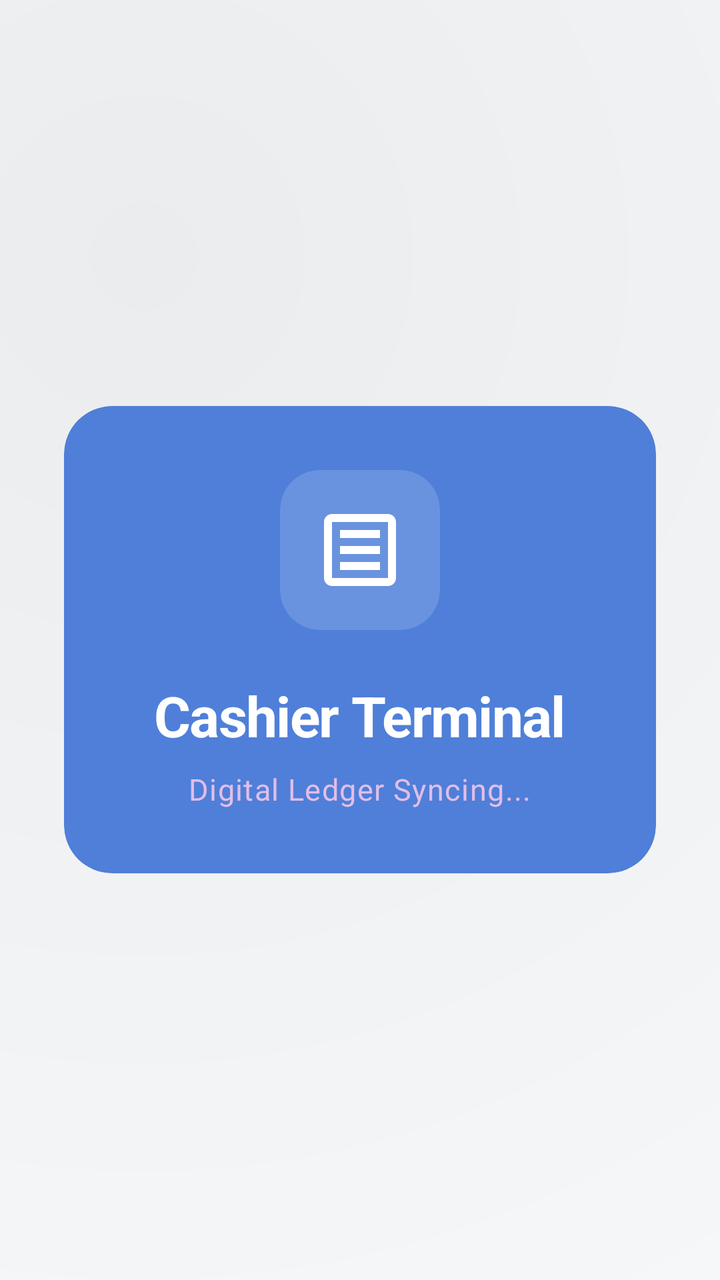
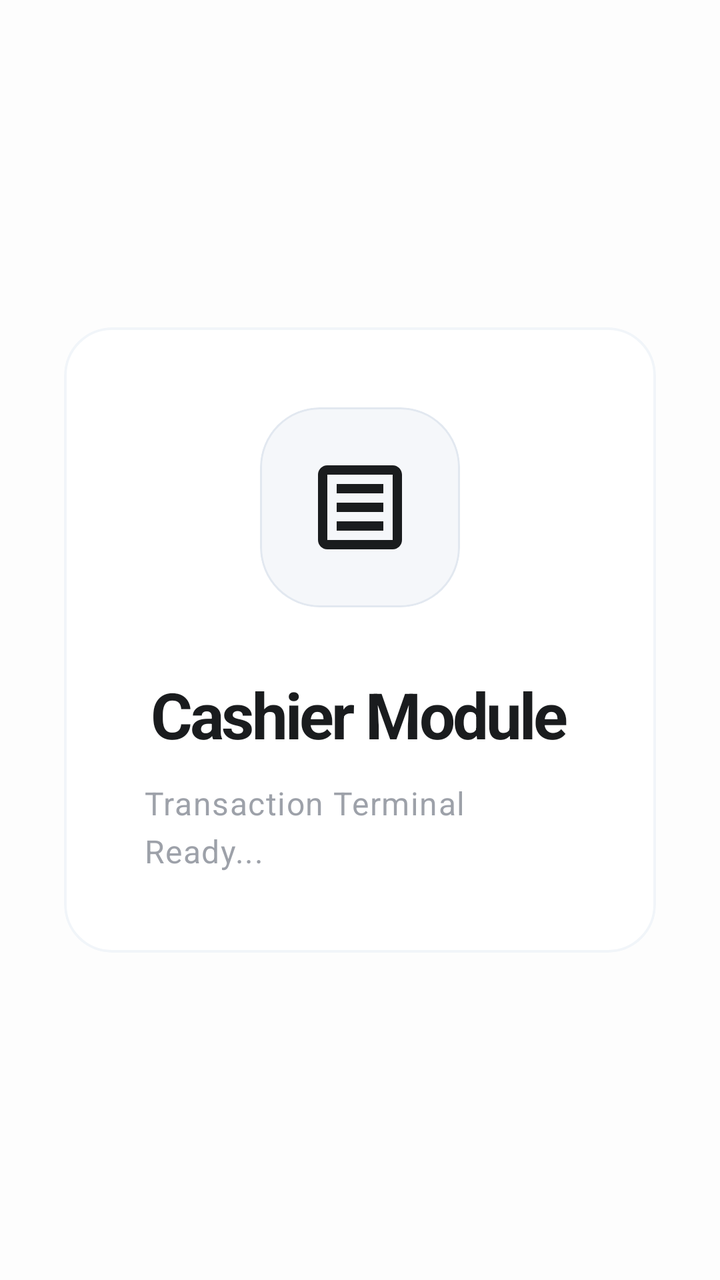

Before-and-after screenshots of an Android layout around one commit, followed by the original layout XML and the change that was made.
<!-- AndroidManifest.xml: application theme Theme.KasirAPP -->
<!-- res/layout/activity_dashboard_cashier.xml -->
<?xml version="1.0" encoding="utf-8"?>
<androidx.coordinatorlayout.widget.CoordinatorLayout
    xmlns:android="http://schemas.android.com/apk/res/android"
    xmlns:app="http://schemas.android.com/apk/res-auto"
    android:id="@+id/main"
    android:layout_width="match_parent"
    android:layout_height="match_parent"
    android:fitsSystemWindows="true"
    android:background="@drawable/bg_liquid_purple_gradient">

    <LinearLayout
        android:layout_width="match_parent"
        android:layout_height="wrap_content"
        android:layout_gravity="center"
        android:padding="32dp"
        android:orientation="vertical">

        <com.google.android.material.card.MaterialCardView
            style="@style/Widget.App.BentoCard"
            android:layout_width="match_parent"
            android:layout_height="wrap_content"
            app:cardBackgroundColor="@color/bento_blue"
            app:cardElevation="0dp">

            <LinearLayout
                android:layout_width="match_parent"
                android:layout_height="wrap_content"
                android:orientation="vertical"
                android:padding="32dp"
                android:gravity="center">

                <com.google.android.material.card.MaterialCardView
                    style="@style/Widget.App.Card"
                    android:layout_width="80dp"
                    android:layout_height="80dp"
                    app:cardCornerRadius="20dp"
                    app:cardElevation="0dp"
                    app:cardBackgroundColor="#26FFFFFF">
                    <ImageView
                        android:layout_width="48dp"
                        android:layout_height="48dp"
                        android:layout_gravity="center"
                        android:src="@drawable/ic_transaction"
                        app:tint="@color/white" />
                </com.google.android.material.card.MaterialCardView>

                <TextView
                    style="@style/TextAppearance.Premium.HeadlineLarge"
                    android:layout_width="wrap_content"
                    android:layout_height="wrap_content"
                    android:layout_marginTop="24dp"
                    android:text="Cashier Terminal"
                    android:textColor="@color/white"
                    android:textStyle="bold" />

                <TextView
                    style="@style/TextAppearance.Premium.BodyLarge"
                    android:layout_width="wrap_content"
                    android:layout_height="wrap_content"
                    android:layout_marginTop="8dp"
                    android:text="Digital Ledger Syncing..."
                    android:textColor="#E1BEE7" />

            </LinearLayout>
        </com.google.android.material.card.MaterialCardView>

    </LinearLayout>

</androidx.coordinatorlayout.widget.CoordinatorLayout>
<!-- resources referenced by this layout -->
<resources>
  <color name="bento_blue">#4F7FD9</color>
  <!-- drawable bg_liquid_purple_gradient (drawable) -->
  <?xml version="1.0" encoding="utf-8"?>
  <layer-list xmlns:android="http://schemas.android.com/apk/res/android">
      
      <item>
          <shape android:shape="rectangle">
              <solid android:color="?android:attr/windowBackground" />
          </shape>
      </item>
  
      
      <item>
          <shape android:shape="rectangle">
              <gradient
                  android:angle="135"
                  android:centerX="20%"
                  android:centerY="20%"
                  android:endColor="@android:color/transparent"
                  android:gradientRadius="700dp"
                  android:startColor="#0D000000"
                  android:type="radial" />
          </shape>
      </item>
  
      
      <item>
          <shape android:shape="rectangle">
              <gradient
                  android:angle="315"
                  android:centerX="80%"
                  android:centerY="80%"
                  android:endColor="@android:color/transparent"
                  android:gradientRadius="600dp"
                  android:startColor="#05FFFFFF"
                  android:type="radial" />
          </shape>
      </item>
  </layer-list>
  <style name="TextAppearance.Premium.BodyLarge" parent="TextAppearance.Material3.BodyLarge">
          <item name="android:textSize">15sp</item>
          <item name="android:fontFamily">sans-serif</item>
          <item name="android:lineSpacingExtra">3dp</item>
          <item name="android:textColor">?attr/colorOnSurfaceVariant</item>
      </style>
  <style name="TextAppearance.Premium.HeadlineLarge" parent="TextAppearance.Material3.HeadlineLarge">
          <item name="android:textSize">28sp</item>
          <item name="android:fontFamily">sans-serif-medium</item>
          <item name="android:letterSpacing">-0.02</item>
          <item name="android:textColor">?attr/colorOnSurface</item>
      </style>
  <style name="Widget.App.BentoCard" parent="Widget.Material3.CardView.Filled">
          <item name="cardCornerRadius">24dp</item>
          <item name="cardElevation">0dp</item>
          <item name="strokeWidth">0dp</item>
      </style>
  <style name="Widget.App.Card" parent="Widget.Material3.CardView.Filled">
          <item name="cardCornerRadius">24dp</item>
          <item name="cardElevation">0dp</item>
          <item name="strokeWidth">0dp</item>
          <item name="android:background">@drawable/bg_liquid_glass</item>
          <item name="cardBackgroundColor">@android:color/transparent</item>
      </style>
  <color name="on_surface">#202124</color>
  <!-- drawable bg_liquid_glass (drawable) -->
  <?xml version="1.0" encoding="utf-8"?>
  <layer-list xmlns:android="http://schemas.android.com/apk/res/android">
      
      <item>
          <shape android:shape="rectangle">
              <solid android:color="#0D000000" />
              <corners android:radius="24dp" />
          </shape>
      </item>
  
      
      <item android:bottom="1dp" android:left="1dp" android:right="1dp" android:top="1dp">
          <shape android:shape="rectangle">
              <gradient
                  android:angle="135"
                  android:startColor="#26FFFFFF"
                  android:endColor="#0DFFFFFF"
                  android:type="linear" />
              <corners android:radius="24dp" />
          </shape>
      </item>
  
      
      <item>
          <shape android:shape="rectangle">
              <gradient
                  android:centerX="80%"
                  android:centerY="20%"
                  android:gradientRadius="120dp"
                  android:startColor="#1AFFFFFF"
                  android:endColor="@android:color/transparent"
                  android:type="radial" />
              <corners android:radius="24dp" />
          </shape>
      </item>
  
      
      <item>
          <shape android:shape="rectangle">
              <gradient
                  android:centerX="20%"
                  android:centerY="80%"
                  android:gradientRadius="150dp"
                  android:startColor="#0D000000"
                  android:endColor="@android:color/transparent"
                  android:type="radial" />
              <corners android:radius="24dp" />
          </shape>
      </item>
  
      
      <item>
          <shape android:shape="rectangle">
              <solid android:color="@android:color/transparent" />
              <corners android:radius="24dp" />
              <stroke
                  android:width="1.2dp"
                  android:color="#26FFFFFF" />
          </shape>
      </item>
  </layer-list>
  <style name="Base.Theme.KasirAPP" parent="Theme.Material3.Light.NoActionBar">
          
          <item name="colorPrimary">@color/primary</item>
          <item name="colorOnPrimary">@color/on_primary</item>
          <item name="colorPrimaryContainer">@color/primary_container</item>
          <item name="colorOnPrimaryContainer">@color/on_primary_container</item>
  
          <item name="colorSecondary">@color/secondary</item>
          <item name="colorOnSecondary">@color/on_secondary</item>
          <item name="colorSecondaryContainer">@color/secondary_container</item>
          <item name="colorOnSecondaryContainer">@color/on_secondary_container</item>
  
          <item name="android:windowBackground">@color/background</item>
          <item name="colorSurface">@color/surface</item>
          <item name="colorOnSurface">@color/on_surface</item>
          <item name="colorSurfaceVariant">@color/surface_variant</item>
          <item name="colorOnSurfaceVariant">@color/on_surface_variant</item>
          <item name="colorOutline">@color/outline</item>
  
          
          <item name="android:statusBarColor">@android:color/transparent</item>
          <item name="android:windowLightStatusBar">true</item>
          <item name="android:navigationBarColor">@android:color/transparent</item>
          <item name="android:windowLightNavigationBar" tools:targetApi="27">true</item>
  
          
          <item name="materialCardViewStyle">@style/Widget.App.Card</item>
          <item name="materialButtonStyle">@style/Widget.App.Button</item>
          <item name="textInputStyle">@style/Widget.App.TextInputLayout</item>
  
          
          <item name="textAppearanceHeadlineLarge">@style/TextAppearance.Premium.HeadlineLarge</item>
          <item name="textAppearanceTitleLarge">@style/TextAppearance.Premium.TitleLarge</item>
          <item name="textAppearanceBodyLarge">@style/TextAppearance.Premium.BodyLarge</item>
          <item name="textAppearanceLabelLarge">@style/TextAppearance.Premium.LabelLarge</item>
      </style>
  <color name="primary">#202124</color>
  <color name="primary_container">#F5F6FA</color>
  <color name="on_primary_container">#202124</color>
  <color name="secondary">#625B71</color>
  <color name="secondary_container">#F8F9FA</color>
  <color name="on_secondary_container">#202124</color>
  <color name="background">#F8F9FA</color>
  <color name="surface_variant">#EDEDF5</color>
  <color name="on_surface_variant">#202124</color>
  <color name="outline">#CCCCCC</color>
  <style name="Widget.App.Button" parent="Widget.Material3.Button.TonalButton">
          <item name="cornerRadius">16dp</item>
          <item name="android:background">@drawable/bg_liquid_glass</item>
          <item name="android:insetTop">0dp</item>
          <item name="android:insetBottom">0dp</item>
          <item name="android:textColor">?attr/colorOnSurface</item>
      </style>
  <style name="Widget.App.TextInputLayout" parent="Widget.Material3.TextInputLayout.OutlinedBox">
          <item name="boxCornerRadiusTopStart">16dp</item>
          <item name="boxCornerRadiusTopEnd">16dp</item>
          <item name="boxCornerRadiusBottomStart">16dp</item>
          <item name="boxCornerRadiusBottomEnd">16dp</item>
          <item name="boxStrokeColor">?attr/colorOutline</item>
          <item name="boxStrokeWidth">1.2dp</item>
          <item name="boxStrokeWidthFocused">2dp</item>
          <item name="android:textColorHint">?attr/colorOnSurfaceVariant</item>
      </style>
  <style name="TextAppearance.Premium.TitleLarge" parent="TextAppearance.Material3.TitleLarge">
          <item name="android:textSize">20sp</item>
          <item name="android:fontFamily">sans-serif-medium</item>
          <item name="android:textColor">?attr/colorOnSurface</item>
      </style>
  <style name="TextAppearance.Premium.LabelLarge" parent="TextAppearance.Material3.LabelLarge">
          <item name="android:textSize">14sp</item>
          <item name="android:fontFamily">sans-serif-medium</item>
          <item name="android:letterSpacing">0.02</item>
          <item name="android:textColor">?attr/colorSecondary</item>
      </style>
  <!-- unchanged entries left out for length: 6 -->
</resources>

<!-- the commit's change to res/layout/activity_dashboard_cashier.xml (unified diff, before → after) -->
@@ -2,11 +2,9 @@
 <androidx.coordinatorlayout.widget.CoordinatorLayout
     xmlns:android="http://schemas.android.com/apk/res/android"
     xmlns:app="http://schemas.android.com/apk/res-auto"
-    android:id="@+id/main"
     android:layout_width="match_parent"
     android:layout_height="match_parent"
-    android:fitsSystemWindows="true"
-    android:background="@drawable/bg_liquid_purple_gradient">
+    android:background="@color/background">
 
     <LinearLayout
         android:layout_width="match_parent"
@@ -16,50 +14,46 @@
         android:orientation="vertical">
 
         <com.google.android.material.card.MaterialCardView
-            style="@style/Widget.App.BentoCard"
+            style="@style/Widget.App.Card.Solid"
             android:layout_width="match_parent"
-            android:layout_height="wrap_content"
-            app:cardBackgroundColor="@color/bento_blue"
-            app:cardElevation="0dp">
+            android:layout_height="wrap_content">
 
             <LinearLayout
                 android:layout_width="match_parent"
                 android:layout_height="wrap_content"
                 android:orientation="vertical"
-                android:padding="32dp"
+                android:padding="40dp"
                 android:gravity="center">
 
                 <com.google.android.material.card.MaterialCardView
-                    style="@style/Widget.App.Card"
-                    android:layout_width="80dp"
-                    android:layout_height="80dp"
-                    app:cardCornerRadius="20dp"
+                    android:layout_width="100dp"
+                    android:layout_height="100dp"
+                    app:cardCornerRadius="30dp"
                     app:cardElevation="0dp"
-                    app:cardBackgroundColor="#26FFFFFF">
+                    app:cardBackgroundColor="@color/surface_variant">
                     <ImageView
-                        android:layout_width="48dp"
-                        android:layout_height="48dp"
+                        android:layout_width="56dp"
+                        android:layout_height="56dp"
                         android:layout_gravity="center"
                         android:src="@drawable/ic_transaction"
-                        app:tint="@color/white" />
+                        app:tint="@color/primary" />
                 </com.google.android.material.card.MaterialCardView>
 
                 <TextView
-                    style="@style/TextAppearance.Premium.HeadlineLarge"
+                    style="@style/TextAppearance.App.HeadlineLarge"
                     android:layout_width="wrap_content"
                     android:layout_height="wrap_content"
-                    android:layout_marginTop="24dp"
-                    android:text="Cashier Terminal"
-                    android:textColor="@color/white"
+                    android:layout_marginTop="32dp"
+                    android:text="Cashier Module"
                     android:textStyle="bold" />
 
                 <TextView
-                    style="@style/TextAppearance.Premium.BodyLarge"
+                    style="@style/TextAppearance.App.BodyLarge"
                     android:layout_width="wrap_content"
                     android:layout_height="wrap_content"
-                    android:layout_marginTop="8dp"
-                    android:text="Digital Ledger Syncing..."
-                    android:textColor="#E1BEE7" />
+                    android:layout_marginTop="12dp"
+                    android:text="Transaction Terminal Ready..."
+                    android:alpha="0.6" />
 
             </LinearLayout>
         </com.google.android.material.card.MaterialCardView>
<!-- resource entries referenced after the edit -->
@@ -1,117 +1,39 @@
 <!-- resources referenced by this layout -->
 <resources>
-  <color name="bento_blue">#4F7FD9</color>
-  <!-- drawable bg_liquid_purple_gradient (drawable) -->
-  <?xml version="1.0" encoding="utf-8"?>
-  <layer-list xmlns:android="http://schemas.android.com/apk/res/android">
-      
-      <item>
-          <shape android:shape="rectangle">
-              <solid android:color="?android:attr/windowBackground" />
-          </shape>
-      </item>
-  
-      
-      <item>
-          <shape android:shape="rectangle">
-              <gradient
-                  android:angle="135"
-                  android:centerX="20%"
-                  android:centerY="20%"
-                  android:endColor="@android:color/transparent"
-                  android:gradientRadius="700dp"
-                  android:startColor="#0D000000"
-                  android:type="radial" />
-          </shape>
-      </item>
-  
-      
-      <item>
-          <shape android:shape="rectangle">
-              <gradient
-                  android:angle="315"
-                  android:centerX="80%"
-                  android:centerY="80%"
-                  android:endColor="@android:color/transparent"
-                  android:gradientRadius="600dp"
-                  android:startColor="#05FFFFFF"
-                  android:type="radial" />
-          </shape>
-      </item>
-  </layer-list>
-  <style name="TextAppearance.Premium.BodyLarge" parent="TextAppearance.Material3.BodyLarge">
-          <item name="android:textSize">15sp</item>
-          <item name="android:fontFamily">sans-serif</item>
-          <item name="android:lineSpacingExtra">3dp</item>
-          <item name="android:textColor">?attr/colorOnSurfaceVariant</item>
-      </style>
-  <style name="TextAppearance.Premium.HeadlineLarge" parent="TextAppearance.Material3.HeadlineLarge">
-          <item name="android:textSize">28sp</item>
-          <item name="android:fontFamily">sans-serif-medium</item>
-          <item name="android:letterSpacing">-0.02</item>
-          <item name="android:textColor">?attr/colorOnSurface</item>
-      </style>
-  <style name="Widget.App.BentoCard" parent="Widget.Material3.CardView.Filled">
-          <item name="cardCornerRadius">24dp</item>
+  <style name="Widget.App.Card" parent="Widget.Material3.CardView.Filled">
+          <item name="cardCornerRadius">28dp</item>
           <item name="cardElevation">0dp</item>
-          <item name="strokeWidth">0dp</item>
-      </style>
-  <style name="Widget.App.Card" parent="Widget.Material3.CardView.Filled">
-          <item name="cardCornerRadius">24dp</item>
-          <item name="cardElevation">0dp</item>
-          <item name="strokeWidth">0dp</item>
+          <item name="strokeWidth">1dp</item>
+          <item name="strokeColor">@color/outline</item>
           <item name="android:background">@drawable/bg_liquid_glass</item>
           <item name="cardBackgroundColor">@android:color/transparent</item>
+          <item name="android:clickable">true</item>
+          <item name="android:focusable">true</item>
+          <item name="android:foreground">?attr/selectableItemBackground</item>
+          <item name="rippleColor">#1A000000</item>
       </style>
-  <color name="on_surface">#202124</color>
+  <style name="Widget.App.Button.Primary" parent="Widget.App.Button">
+          <item name="backgroundTint">@color/primary</item>
+          <item name="android:textColor">@color/white</item>
+          <item name="rippleColor">#33FFFFFF</item>
+      </style>
+  <color name="on_surface">#1A1C1E</color>
   <!-- drawable bg_liquid_glass (drawable) -->
   <?xml version="1.0" encoding="utf-8"?>
   <layer-list xmlns:android="http://schemas.android.com/apk/res/android">
       
       <item>
           <shape android:shape="rectangle">
-              <solid android:color="#0D000000" />
-              <corners android:radius="24dp" />
+              <solid android:color="#08000000" />
+              <corners android:radius="28dp" />
           </shape>
       </item>
   
       
-      <item android:bottom="1dp" android:left="1dp" android:right="1dp" android:top="1dp">
+      <item android:bottom="0.5dp" android:left="0.5dp" android:right="0.5dp" android:top="0.5dp">
           <shape android:shape="rectangle">
-              <gradient
-                  android:angle="135"
-                  android:startColor="#26FFFFFF"
-                  android:endColor="#0DFFFFFF"
-                  android:type="linear" />
-              <corners android:radius="24dp" />
-          </shape>
-      </item>
-  
-      
-      <item>
-          <shape android:shape="rectangle">
-              <gradient
-                  android:centerX="80%"
-                  android:centerY="20%"
-                  android:gradientRadius="120dp"
-                  android:startColor="#1AFFFFFF"
-                  android:endColor="@android:color/transparent"
-                  android:type="radial" />
-              <corners android:radius="24dp" />
-          </shape>
-      </item>
-  
-      
-      <item>
-          <shape android:shape="rectangle">
-              <gradient
-                  android:centerX="20%"
-                  android:centerY="80%"
-                  android:gradientRadius="150dp"
-                  android:startColor="#0D000000"
-                  android:endColor="@android:color/transparent"
-                  android:type="radial" />
-              <corners android:radius="24dp" />
+              <solid android:color="#FFFFFF" />
+              <corners android:radius="28dp" />
           </shape>
       </item>
   
@@ -119,10 +41,10 @@
       <item>
           <shape android:shape="rectangle">
               <solid android:color="@android:color/transparent" />
-              <corners android:radius="24dp" />
+              <corners android:radius="28dp" />
               <stroke
-                  android:width="1.2dp"
-                  android:color="#26FFFFFF" />
+                  android:width="1dp"
+                  android:color="#E2E8F0" />
           </shape>
       </item>
   </layer-list>
@@ -144,6 +66,7 @@
           <item name="colorSurfaceVariant">@color/surface_variant</item>
           <item name="colorOnSurfaceVariant">@color/on_surface_variant</item>
           <item name="colorOutline">@color/outline</item>
+          <item name="colorError">@color/error</item>
   
           
           <item name="android:statusBarColor">@android:color/transparent</item>
@@ -153,52 +76,80 @@
   
           
           <item name="materialCardViewStyle">@style/Widget.App.Card</item>
-          <item name="materialButtonStyle">@style/Widget.App.Button</item>
+          <item name="materialButtonStyle">@style/Widget.App.Button.Primary</item>
           <item name="textInputStyle">@style/Widget.App.TextInputLayout</item>
   
           
-          <item name="textAppearanceHeadlineLarge">@style/TextAppearance.Premium.HeadlineLarge</item>
-          <item name="textAppearanceTitleLarge">@style/TextAppearance.Premium.TitleLarge</item>
-          <item name="textAppearanceBodyLarge">@style/TextAppearance.Premium.BodyLarge</item>
-          <item name="textAppearanceLabelLarge">@style/TextAppearance.Premium.LabelLarge</item>
+          <item name="textAppearanceHeadlineLarge">@style/TextAppearance.App.HeadlineLarge</item>
+          <item name="textAppearanceTitleLarge">@style/TextAppearance.App.TitleLarge</item>
+          <item name="textAppearanceBodyLarge">@style/TextAppearance.App.BodyLarge</item>
+          <item name="textAppearanceLabelLarge">@style/TextAppearance.App.LabelLarge</item>
       </style>
-  <color name="primary">#202124</color>
-  <color name="primary_container">#F5F6FA</color>
-  <color name="on_primary_container">#202124</color>
-  <color name="secondary">#625B71</color>
-  <color name="secondary_container">#F8F9FA</color>
-  <color name="on_secondary_container">#202124</color>
-  <color name="background">#F8F9FA</color>
-  <color name="surface_variant">#EDEDF5</color>
-  <color name="on_surface_variant">#202124</color>
-  <color name="outline">#CCCCCC</color>
-  <style name="Widget.App.Button" parent="Widget.Material3.Button.TonalButton">
-          <item name="cornerRadius">16dp</item>
-          <item name="android:background">@drawable/bg_liquid_glass</item>
+  <color name="primary">#1A1C1E</color>
+  <color name="primary_container">#F1F3F7</color>
+  <color name="on_primary_container">#1A1C1E</color>
+  <color name="secondary">#5C6270</color>
+  <color name="outline_variant">#F1F5F9</color>
+  <color name="secondary_container">#F8F9FB</color>
+  <color name="on_secondary_container">#1A1C1E</color>
+  <color name="background">#FDFDFD</color>
+  <color name="surface_variant">#F5F7FA</color>
+  <style name="TextAppearance.App.BodyLarge" parent="TextAppearance.Material3.BodyLarge">
+          <item name="android:textSize">16sp</item>
+          <item name="android:fontFamily">sans-serif</item>
+          <item name="android:lineSpacingExtra">4dp</item>
+          <item name="android:textColor">@color/secondary</item>
+      </style>
+  <style name="TextAppearance.App.HeadlineLarge" parent="TextAppearance.Material3.HeadlineLarge">
+          <item name="android:textSize">32sp</item>
+          <item name="android:fontFamily">sans-serif-black</item>
+          <item name="android:letterSpacing">-0.04</item>
+          <item name="android:textColor">@color/primary</item>
+      </style>
+  <style name="Widget.App.Card.Solid" parent="Widget.Material3.CardView.Filled">
+          <item name="cardCornerRadius">24dp</item>
+          <item name="cardElevation">0dp</item>
+          <item name="cardBackgroundColor">@color/surface</item>
+          <item name="strokeColor">@color/outline_variant</item>
+          <item name="strokeWidth">1.2dp</item>
+          <item name="android:clickable">true</item>
+          <item name="android:focusable">true</item>
+          <item name="android:foreground">?attr/selectableItemBackground</item>
+      </style>
+  <color name="on_surface_variant">#5C6270</color>
+  <color name="outline">#E2E8F0</color>
+  <color name="error">#DC2626</color>
+  <style name="Widget.App.Button" parent="Widget.Material3.Button">
+          <item name="cornerRadius">20dp</item>
           <item name="android:insetTop">0dp</item>
           <item name="android:insetBottom">0dp</item>
-          <item name="android:textColor">?attr/colorOnSurface</item>
+          <item name="android:textAllCaps">false</item>
+          <item name="android:textStyle">bold</item>
+          <item name="android:letterSpacing">0.01</item>
+          <item name="android:minHeight">60dp</item>
       </style>
   <style name="Widget.App.TextInputLayout" parent="Widget.Material3.TextInputLayout.OutlinedBox">
-          <item name="boxCornerRadiusTopStart">16dp</item>
-          <item name="boxCornerRadiusTopEnd">16dp</item>
-          <item name="boxCornerRadiusBottomStart">16dp</item>
-          <item name="boxCornerRadiusBottomEnd">16dp</item>
-          <item name="boxStrokeColor">?attr/colorOutline</item>
+          <item name="boxCornerRadiusTopStart">18dp</item>
+          <item name="boxCornerRadiusTopEnd">18dp</item>
+          <item name="boxCornerRadiusBottomStart">18dp</item>
+          <item name="boxCornerRadiusBottomEnd">18dp</item>
+          <item name="boxStrokeColor">@color/outline</item>
           <item name="boxStrokeWidth">1.2dp</item>
           <item name="boxStrokeWidthFocused">2dp</item>
-          <item name="android:textColorHint">?attr/colorOnSurfaceVariant</item>
+          <item name="android:textColorHint">@color/secondary</item>
+          <item name="hintTextColor">@color/primary</item>
       </style>
-  <style name="TextAppearance.Premium.TitleLarge" parent="TextAppearance.Material3.TitleLarge">
-          <item name="android:textSize">20sp</item>
+  <style name="TextAppearance.App.TitleLarge" parent="TextAppearance.Material3.TitleLarge">
+          <item name="android:textSize">22sp</item>
           <item name="android:fontFamily">sans-serif-medium</item>
-          <item name="android:textColor">?attr/colorOnSurface</item>
+          <item name="android:letterSpacing">-0.02</item>
+          <item name="android:textColor">@color/primary</item>
       </style>
-  <style name="TextAppearance.Premium.LabelLarge" parent="TextAppearance.Material3.LabelLarge">
+  <style name="TextAppearance.App.LabelLarge" parent="TextAppearance.Material3.LabelLarge">
           <item name="android:textSize">14sp</item>
           <item name="android:fontFamily">sans-serif-medium</item>
-          <item name="android:letterSpacing">0.02</item>
-          <item name="android:textColor">?attr/colorSecondary</item>
+          <item name="android:letterSpacing">0.05</item>
+          <item name="android:textColor">@color/secondary</item>
       </style>
   <!-- unchanged entries left out for length: 6 -->
 </resources>
